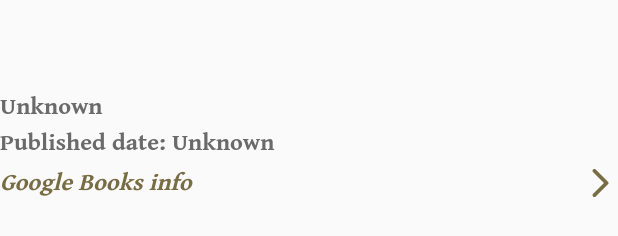
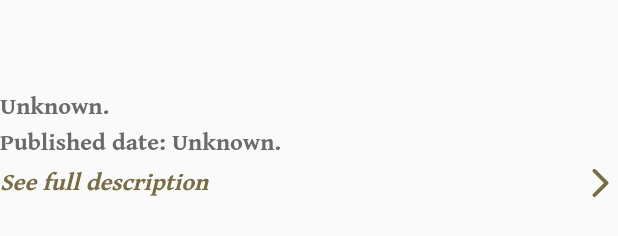
Before and after one commit to NaDisla/books_finder_app, a Flutter app: the BookDetailWidget widget shown alone on an empty page, opened directly with empty values, on a phone screen of 412 x 824 dp. Shown: the part 492-728 px from the top of the screen. Run offline on Flutter 3.47's test engine with Material 2 defaults, Android fonts, the phone set to English and light mode, and no system bars; our stand-ins replace animate_do, flutter_localization, lottie, shared_preferences, simple_shadow, transparent_image; accounts and stored records are empty; network calls fail; statements that could not run were skipped; project files that could hold a hidden picture were left out.

Commit message:
Getting books with description.

```diff
--- a/lib/lang/languages.dart
+++ b/lib/lang/languages.dart
@@ -1,55 +1,43 @@
 mixin AppLocale {
-  static const String alertEmptyTitleHeader = "Empty title";
-  static const String alertEmptyTitleDesc = "Please, provide the book title.";
   static const String alertSearchingBook = "Searching book...";
   static const String alertSearchErrorHeader = "An error occurred";
-  static const String alertSearchErrorDesc =
-      "An error occurred searching the book 😥: ";
+  static const String alertSearchErrorDesc = "An error occurred searching the book 😥: ";
   static const String hintText = "Search by title, author or topic";
-  static const String homeEmptyResults =
-      "Your results will appear here. Let's start searching! 🙂";
+  static const String homeEmptyResults = "Your results will appear here. Let's start searching! 🙂";
   static const String bookMoreDetails = "Google Books info";
   static const String bookDescription = "See full description";
   static const String bookAuthor = "By: ";
-  static const String bookUnknownAuthor = "Unknown";
-  static const String bookPublishedDate = "Published date: ";
-  static const String bookUnknownPublishedDate = "Published date: Unknown";
+  static const String bookUnknownAuthor = "Unknown.";
+  static const String bookUnknownPublishedDate = "Published date: Unknown.";
   static const String btnSearch = "Search";
   static const String btnFavorites = "Favorites";
   static const String addToFavorites = "Add to Favorites";
   static const String removeFavorite = "Remove favorite";
   static const String authorsConnector = "and";
   static const String aboutBook = "About the book";
-  static const String favoritesEmptyResults =
-      "You don't have any favorite book. Let's start adding it! 🙂";
+  static const String favoritesEmptyResults = "You don't have any favorite book. Let's start adding it! 🙂";
 
   static const Map<String, dynamic> EN = {
-    alertEmptyTitleHeader: "Empty title",
-    alertEmptyTitleDesc: "Please, provide the book title.",
     alertSearchingBook: "Searching book...",
     alertSearchErrorHeader: "An error occurred",
     alertSearchErrorDesc: "An error occurred searching the book 😥: ",
     hintText: "Search by title, author or topic",
-    homeEmptyResults:
-        "Your results will appear here. Let's start searching! 🙂",
+    homeEmptyResults: "Your results will appear here. Let's start searching! 🙂",
     bookMoreDetails: "Google Books info",
     bookDescription: "See full description",
     bookAuthor: "By: ",
-    bookUnknownAuthor: "Unknown",
-    bookPublishedDate: "Published date: ",
-    bookUnknownPublishedDate: "Published date: Unknown",
+    bookUnknownAuthor: "Unknown.",
+    bookUnknownPublishedDate: "Published date: Unknown.",
     btnSearch: "Search",
     btnFavorites: "Favorites",
     addToFavorites: "Add to Favorites",
     removeFavorite: "Remove favorite",
     authorsConnector: "and",
     aboutBook: "About the book",
-    favoritesEmptyResults:
-        "You don't have any favorite book yet. Let's back to search and add some! 🙂"
+    favoritesEmptyResults: "You don't have any favorite book yet. Let's back to search and add some! 🙂"
   };
+
   static const Map<String, dynamic> ES = {
-    alertEmptyTitleHeader: "Título en blanco",
-    alertEmptyTitleDesc: "Por favor, indique el título del libro.",
     alertSearchingBook: "Buscando libro...",
     alertSearchErrorHeader: "Ha ocurrido un error",
     alertSearchErrorDesc: "Ha ocurrido un error buscando el libro 😥: ",
@@ -58,16 +46,14 @@ mixin AppLocale {
     bookMoreDetails: "Google Books info",
     bookDescription: "Ver descripción",
     bookAuthor: "Por: ",
-    bookUnknownAuthor: "Desconocido",
-    bookPublishedDate: "Fecha de publicación: ",
-    bookUnknownPublishedDate: "Fecha de publicación: Desconocida",
+    bookUnknownAuthor: "Desconocido.",
+    bookUnknownPublishedDate: "Fecha de publicación: Desconocida.",
     btnSearch: "Buscar",
     btnFavorites: "Favoritos",
     addToFavorites: "Agregar a Favoritos",
     removeFavorite: "Eliminar favorito",
     authorsConnector: "y",
     aboutBook: "Sobre el libro",
-    favoritesEmptyResults:
-        "Todavía no tienes ningún libro favorito. ¡Volvamos a buscar y agregar algunos! 🙂"
+    favoritesEmptyResults: "Todavía no tienes ningún libro favorito. ¡Volvamos a buscar y agregar algunos! 🙂"
   };
 }
--- a/lib/screens/home_screen.dart
+++ b/lib/screens/home_screen.dart
@@ -119,8 +119,7 @@ class _HomeScreenState extends State<HomeScreen> {
               ],
             ),
           ),
-          floatingActionButton:
-              SwitchLanguageWidget(translate: translate, isEnglish: isEnglish),
+          floatingActionButton: SwitchLanguageWidget(translate: translate, isEnglish: isEnglish),
           floatingActionButtonLocation: FloatingActionButtonLocation.endTop,
           bottomNavigationBar: BottomNavigationBarWidget(
             isSearchPressed: isSearchPressed,
--- a/lib/services/book_service.dart
+++ b/lib/services/book_service.dart
@@ -16,15 +16,16 @@ class BookService {
     if (booksResponse.statusCode == 200) {
       String jsonBooks = booksResponse.body;
       parsedBooks = Book.fromApiBooks(json.decode(jsonBooks));
-      return parsedBooks.items;
+      List<Item> cleanedBooks = parsedBooks.items.where((book) => book.volumeInfo.description.isNotEmpty).toList();
+
+      return cleanedBooks;
     } else {
       return [];
     }
   }
 
   static String getBookUrl(String id, String volumeInfoTitle) {
-    String launchUrlBook =
-        "https://books.google.com.do/books?id=${id}&dq=${volumeInfoTitle}";
+    String launchUrlBook = "https://books.google.com.do/books?id=${id}&dq=${volumeInfoTitle}";
     return launchUrlBook;
   }
 }
--- a/lib/widgets/book_detail_widget.dart
+++ b/lib/widgets/book_detail_widget.dart
@@ -41,8 +41,7 @@ class BookDetailWidget extends StatelessWidget {
                 style: Utils.authorDateStyle,
               ),
         SizedBox(height: 5.0),
-        book.volumeInfo.description != ''
-            ? BookButtonInfoWidget(
+        BookButtonInfoWidget(
           text: AppLocale.bookDescription.getString(context),
           onPressedFn: () => Navigator.of(context).push(
             MaterialPageRoute(
@@ -51,12 +50,6 @@ class BookDetailWidget extends StatelessWidget {
           ),
           icon: Icons.arrow_forward_ios_rounded,
           btnColor: Utils.darkYellowColor,
-              )
-            : BookButtonInfoWidget(
-                text: AppLocale.bookMoreDetails.getString(context),
-                icon: Icons.arrow_forward_ios_rounded,
-                onPressedFn: () => Utils.getGoogleBooksInfo(book.id, book.volumeInfo.title),
-                btnColor: Utils.darkYellowColor,
         ),
       ],
     );
```
Lines whose indentation alone changed are shown as unchanged.
